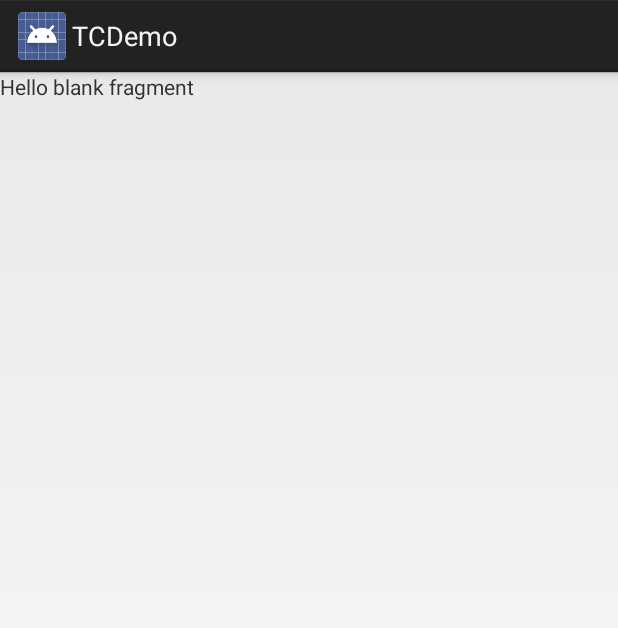
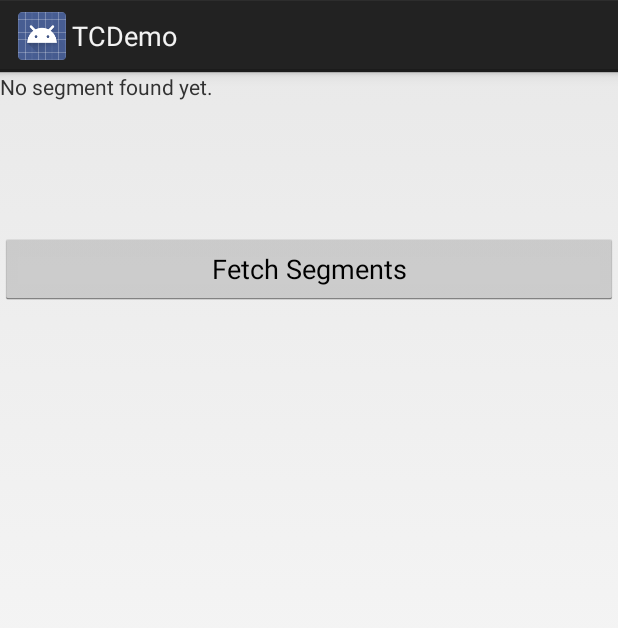
Before and after one commit to TagCommander/Segment-Demo, an Android app: the layout fragment_segment.xml on its own in the app's theme, with its tools: preview values and no code run, on a phone screen of 412 x 824 dp. Shown: the top 628 px of the screen. Run offline under Robolectric (Android 15) with nearby library versions, the phone set to English and light mode, and no system bars.

Commit message:
+ Added segment fragment + Initialising TCSegment + Fetching segmentation

```diff
--- a/Android/TCDemo/TCDemo/src/main/java/com/tagcommander/tcdemo/tcdemo/SegmentExample.java
+++ b/Android/TCDemo/TCDemo/src/main/java/com/tagcommander/tcdemo/tcdemo/SegmentExample.java
@@ -24,7 +24,6 @@ public class SegmentExample extends BroadcastReceiver
         broadcastManager.registerReceiver(this, new IntentFilter(TCCoreConstants.kTCNotification_SegmentResponse));
     }
 
-
     @Override
     public void onReceive(Context context, Intent intent)
     {
--- a/Android/TCDemo/TCDemo/src/main/res/layout/fragment_segment.xml
+++ b/Android/TCDemo/TCDemo/src/main/res/layout/fragment_segment.xml
@@ -1,13 +1,20 @@
-<FrameLayout xmlns:android="http://schemas.android.com/apk/res/android"
-             xmlns:tools="http://schemas.android.com/tools"
+<LinearLayout xmlns:android="http://schemas.android.com/apk/res/android"
+             android:id="@+id/segment"
              android:layout_width="match_parent"
              android:layout_height="match_parent"
-             tools:context="com.tagcommander.tcdemo.tcdemo.SegmentFragment">
+              android:orientation="vertical"
+             android:name="com.tagcommander.tcdemo.tcdemo.SegmentFragment">
 
-    <!-- TODO: Update blank fragment layout -->
     <TextView
         android:layout_width="match_parent"
-        android:layout_height="match_parent"
-        android:text="@string/hello_blank_fragment"/>
+        android:layout_height="107dp"
+        android:text="@string/no_segment"/>
 
-</FrameLayout>
+    <Button
+        android:text="Fetch Segments"
+        android:layout_width="match_parent"
+        android:layout_height="wrap_content"
+        android:id="@+id/fetchSegments"
+        android:onClick="onClick"/>
+
+</LinearLayout>
--- a/Android/TCDemo/TCDemo/src/main/res/values/strings.xml
+++ b/Android/TCDemo/TCDemo/src/main/res/values/strings.xml
@@ -5,10 +5,11 @@
     <string name="action_settings">Settings</string>
     <string name="title_restaurant_list">Restaurant</string>
     <string name="title_map">Map</string>
+    <string name="title_segment">Segments</string>
     <string name="title_settings">Settings</string>
     <string name="title_activity_restaurant_detail">RestaurantDetail</string>
 
-    <!-- TODO: Remove or change this placeholder text -->
-    <string name="hello_blank_fragment">Hello blank fragment</string>
+    <string name="no_segment">No segment found yet.</string>
+    <string name="segment_list">User segment's : </string>
 
 </resources>
```
Also changed, not shown: Android/TCDemo/TCDemo/src/main/java/com/tagcommander/tcdemo/tcdemo/MainActivity.java (+10 -9 lines), Android/TCDemo/TCDemo/src/main/java/com/tagcommander/tcdemo/tcdemo/RestaurantListFragment.java (+0 -7 lines), Android/TCDemo/TCDemo/src/main/java/com/tagcommander/tcdemo/tcdemo/SegmentFragment.java (+5 -75 lines).
